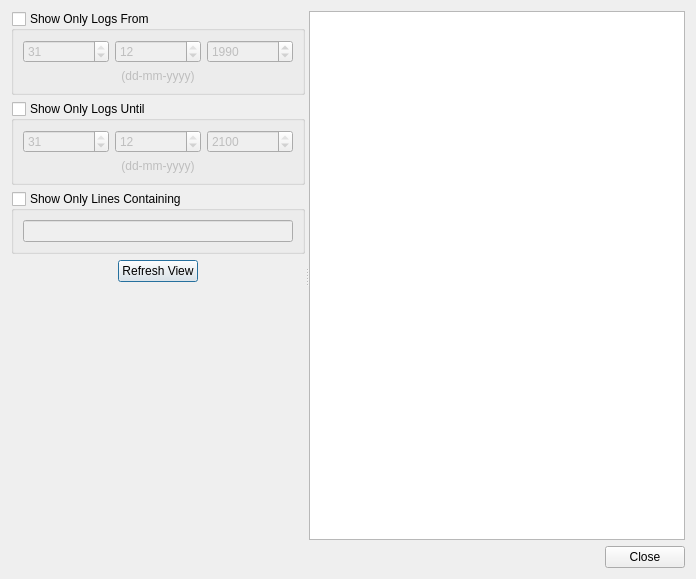
This is trunk/shaman/ui/logViewer.ui in drf/shaman1 as Qt 5 draws it before an edit. The edited form follows.
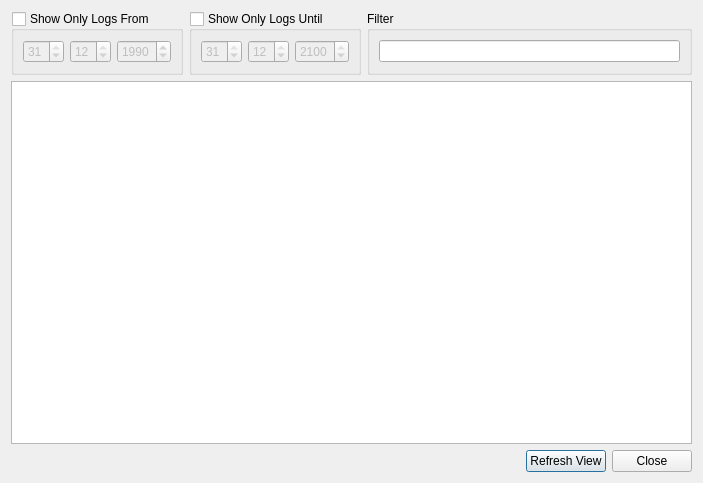
This is the edited form. Icons and pictures are not drawn.

Commit message: Better ui and usability

Patch:
```diff
--- a/trunk/shaman/ui/logViewer.ui
+++ b/trunk/shaman/ui/logViewer.ui
@@ -5,24 +5,15 @@
    <rect>
     <x>0</x>
     <y>0</y>
-    <width>696</width>
-    <height>579</height>
+    <width>703</width>
+    <height>483</height>
    </rect>
   </property>
   <property name="windowTitle" >
    <string>Shaman - Log Viewer</string>
   </property>
-  <layout class="QVBoxLayout" >
-   <item>
-    <layout class="QVBoxLayout" >
-     <item>
-      <widget class="QSplitter" name="splitter" >
-       <property name="orientation" >
-        <enum>Qt::Horizontal</enum>
-       </property>
-       <widget class="QWidget" name="" >
-        <layout class="QVBoxLayout" >
-         <item>
+  <layout class="QGridLayout" >
+   <item row="0" column="0" >
           <widget class="QGroupBox" name="dateFromBox" >
            <property name="title" >
             <string>Show Only Logs From</string>
@@ -33,12 +24,8 @@
            <property name="checked" >
             <bool>false</bool>
            </property>
-           <layout class="QVBoxLayout" >
-            <item>
-             <layout class="QVBoxLayout" >
-              <item>
-               <layout class="QHBoxLayout" >
-                <item>
+     <layout class="QGridLayout" >
+      <item row="0" column="0" >
                  <widget class="QSpinBox" name="dayFromSpin" >
                   <property name="minimum" >
                    <number>1</number>
@@ -51,7 +38,7 @@
                   </property>
                  </widget>
                 </item>
-                <item>
+      <item row="0" column="1" >
                  <widget class="QSpinBox" name="monthFromSpin" >
                   <property name="minimum" >
                    <number>1</number>
@@ -64,7 +51,7 @@
                   </property>
                  </widget>
                 </item>
-                <item>
+      <item row="0" column="2" >
                  <widget class="QSpinBox" name="yearFromSpin" >
                   <property name="maximum" >
                    <number>2100</number>
@@ -75,24 +62,16 @@
                  </widget>
                 </item>
                </layout>
-              </item>
-              <item>
-               <widget class="QLabel" name="label" >
-                <property name="text" >
-                 <string>(dd-mm-yyyy)</string>
-                </property>
-                <property name="alignment" >
-                 <set>Qt::AlignCenter</set>
-                </property>
-               </widget>
-              </item>
-             </layout>
-            </item>
-           </layout>
-          </widget>
-         </item>
-         <item>
+    </widget>
+   </item>
+   <item row="0" column="1" >
           <widget class="QGroupBox" name="dateTilBox" >
+     <property name="sizePolicy" >
+      <sizepolicy vsizetype="Maximum" hsizetype="Preferred" >
+       <horstretch>0</horstretch>
+       <verstretch>0</verstretch>
+      </sizepolicy>
+     </property>
            <property name="title" >
             <string>Show Only Logs Until</string>
            </property>
@@ -102,12 +81,8 @@
            <property name="checked" >
             <bool>false</bool>
            </property>
-           <layout class="QVBoxLayout" >
-            <item>
-             <layout class="QVBoxLayout" >
-              <item>
-               <layout class="QHBoxLayout" >
-                <item>
+     <layout class="QGridLayout" >
+      <item row="0" column="0" >
                  <widget class="QSpinBox" name="dayTilSpin" >
                   <property name="minimum" >
                    <number>1</number>
@@ -120,7 +95,7 @@
                   </property>
                  </widget>
                 </item>
-                <item>
+      <item row="0" column="1" >
                  <widget class="QSpinBox" name="monthTilSpin" >
                   <property name="minimum" >
                    <number>1</number>
@@ -133,7 +108,7 @@
                   </property>
                  </widget>
                 </item>
-                <item>
+      <item row="0" column="2" >
                  <widget class="QSpinBox" name="yearTilSpin" >
                   <property name="maximum" >
                    <number>2100</number>
@@ -144,96 +119,34 @@
                  </widget>
                 </item>
                </layout>
-              </item>
-              <item>
-               <widget class="QLabel" name="labelTil" >
-                <property name="text" >
-                 <string>(dd-mm-yyyy)</string>
-                </property>
-                <property name="alignment" >
-                 <set>Qt::AlignCenter</set>
-                </property>
-               </widget>
-              </item>
-             </layout>
-            </item>
-           </layout>
-          </widget>
-         </item>
-         <item>
+    </widget>
+   </item>
+   <item row="0" column="2" colspan="3" >
           <widget class="QGroupBox" name="lineBox" >
            <property name="title" >
-            <string>Show Only Lines Containing</string>
+      <string>Filter</string>
            </property>
            <property name="checkable" >
-            <bool>true</bool>
+      <bool>false</bool>
            </property>
            <property name="checked" >
             <bool>false</bool>
            </property>
            <layout class="QVBoxLayout" >
             <item>
-             <widget class="QLineEdit" name="refineEdit" />
+       <widget class="QLineEdit" name="searchLine" />
             </item>
            </layout>
           </widget>
          </item>
-         <item>
-          <layout class="QHBoxLayout" >
-           <item>
-            <spacer>
-             <property name="orientation" >
-              <enum>Qt::Horizontal</enum>
-             </property>
-             <property name="sizeHint" >
-              <size>
-               <width>40</width>
-               <height>20</height>
-              </size>
-             </property>
-            </spacer>
-           </item>
-           <item>
-            <widget class="QPushButton" name="refreshButton" >
-             <property name="text" >
-              <string>Refresh View</string>
-             </property>
-             <property name="icon" >
-              <iconset resource="qtpacman.qrc" >:/Icons/icons/view-refresh.png</iconset>
-             </property>
-            </widget>
-           </item>
-           <item>
-            <spacer>
-             <property name="orientation" >
-              <enum>Qt::Horizontal</enum>
-             </property>
-             <property name="sizeHint" >
-              <size>
-               <width>40</width>
-               <height>20</height>
-              </size>
-             </property>
-            </spacer>
-           </item>
-          </layout>
-         </item>
-         <item>
-          <spacer>
-           <property name="orientation" >
-            <enum>Qt::Vertical</enum>
-           </property>
-           <property name="sizeHint" >
-            <size>
-             <width>20</width>
-             <height>40</height>
-            </size>
-           </property>
-          </spacer>
-         </item>
-        </layout>
-       </widget>
+   <item row="1" column="0" colspan="5" >
        <widget class="QTextEdit" name="textEdit" >
+     <property name="sizePolicy" >
+      <sizepolicy vsizetype="MinimumExpanding" hsizetype="MinimumExpanding" >
+       <horstretch>0</horstretch>
+       <verstretch>0</verstretch>
+      </sizepolicy>
+     </property>
         <property name="undoRedoEnabled" >
          <bool>false</bool>
         </property>
@@ -243,29 +156,48 @@
         <property name="html" >
          <string>&lt;html>&lt;head>&lt;meta name="qrichtext" content="1" />&lt;style type="text/css">
 p, li { white-space: pre-wrap; }
-&lt;/style>&lt;/head>&lt;body style=" font-family:'Liberation Sans'; font-size:9pt; font-weight:400; font-style:normal;">
-&lt;p style="-qt-paragraph-type:empty; margin-top:0px; margin-bottom:0px; margin-left:0px; margin-right:0px; -qt-block-indent:0; text-indent:0px;">&lt;/p>&lt;/body>&lt;/html></string>
-        </property>
-       </widget>
-      </widget>
-     </item>
-     <item>
-      <layout class="QHBoxLayout" >
-       <item>
+&lt;/style>&lt;/head>&lt;body style=" font-family:'Sans Serif'; font-size:9pt; font-weight:400; font-style:normal;">
+&lt;p style="-qt-paragraph-type:empty; margin-top:0px; margin-bottom:0px; margin-left:0px; margin-right:0px; -qt-block-indent:0; text-indent:0px; font-family:'Liberation Sans';">&lt;/p>&lt;/body>&lt;/html></string>
+     </property>
+    </widget>
+   </item>
+   <item row="2" column="0" colspan="3" >
         <spacer>
          <property name="orientation" >
           <enum>Qt::Horizontal</enum>
          </property>
          <property name="sizeHint" >
           <size>
-           <width>40</width>
+       <width>481</width>
            <height>20</height>
           </size>
          </property>
         </spacer>
        </item>
-       <item>
+   <item row="2" column="3" >
+    <widget class="QPushButton" name="refreshButton" >
+     <property name="sizePolicy" >
+      <sizepolicy vsizetype="Fixed" hsizetype="Maximum" >
+       <horstretch>0</horstretch>
+       <verstretch>0</verstretch>
+      </sizepolicy>
+     </property>
+     <property name="text" >
+      <string>Refresh View</string>
+     </property>
+     <property name="icon" >
+      <iconset resource="qtpacman.qrc" >:/Icons/icons/view-refresh.png</iconset>
+     </property>
+    </widget>
+   </item>
+   <item row="2" column="4" >
         <widget class="QPushButton" name="closeButton" >
+     <property name="sizePolicy" >
+      <sizepolicy vsizetype="Fixed" hsizetype="Maximum" >
+       <horstretch>0</horstretch>
+       <verstretch>0</verstretch>
+      </sizepolicy>
+     </property>
          <property name="text" >
           <string>Close</string>
          </property>
@@ -273,10 +205,6 @@
           <iconset resource="qtpacman.qrc" >:/Icons/icons/application-exit.png</iconset>
          </property>
         </widget>
-       </item>
-      </layout>
-     </item>
-    </layout>
    </item>
   </layout>
  </widget>
```
Lines whose indentation alone changed are shown as unchanged. The commit also changes 1 other file.
